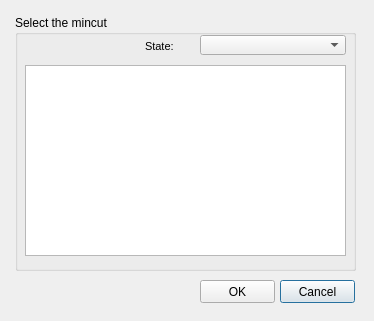
The window that ui/mincut_edit.ui (Giswater/giswater_qgis_plugin) describes before a commit, drawn with Qt 5.
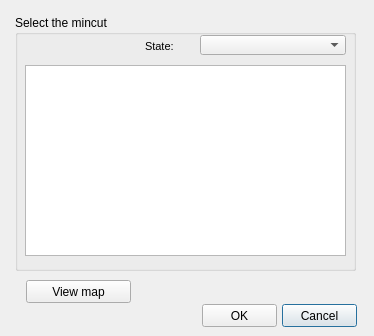
The same window after the commit.

Commit message: New buttom on mincut_edit ui form

Diff of the .ui file:
```diff
--- a/ui/mincut_edit.ui
+++ b/ui/mincut_edit.ui
@@ -7,7 +7,7 @@
     <x>0</x>
     <y>0</y>
     <width>374</width>
-    <height>321</height>
+    <height>336</height>
    </rect>
   </property>
   <property name="windowTitle">
@@ -88,8 +88,8 @@
   <widget class="QPushButton" name="btn_cancel">
    <property name="geometry">
     <rect>
-     <x>280</x>
-     <y>280</y>
+     <x>282</x>
+     <y>304</y>
      <width>75</width>
      <height>23</height>
     </rect>
@@ -101,8 +101,8 @@
   <widget class="QPushButton" name="btn_accept">
    <property name="geometry">
     <rect>
-     <x>200</x>
-     <y>280</y>
+     <x>202</x>
+     <y>304</y>
      <width>75</width>
      <height>23</height>
     </rect>
@@ -111,6 +111,19 @@
     <string>OK</string>
    </property>
   </widget>
+  <widget class="QPushButton" name="btn_view_map">
+   <property name="geometry">
+    <rect>
+     <x>26</x>
+     <y>280</y>
+     <width>105</width>
+     <height>23</height>
+    </rect>
+   </property>
+   <property name="text">
+    <string>View map</string>
+   </property>
+  </widget>
  </widget>
  <resources/>
  <connections/>
```
